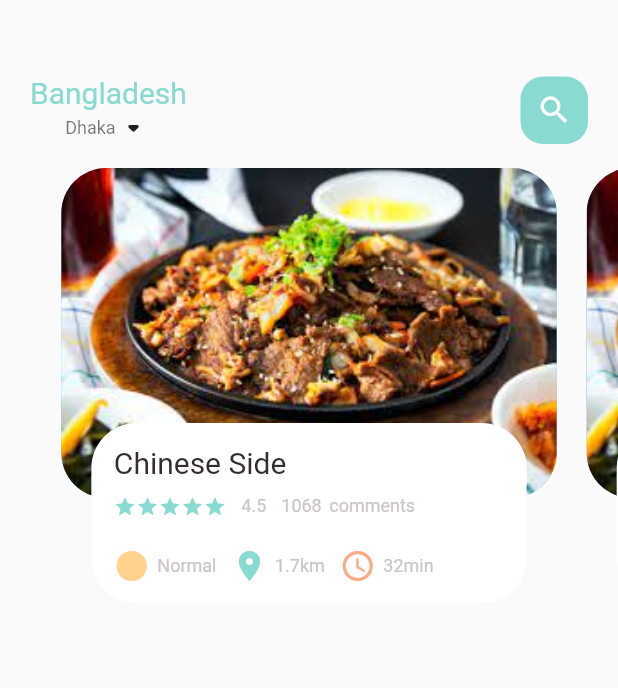
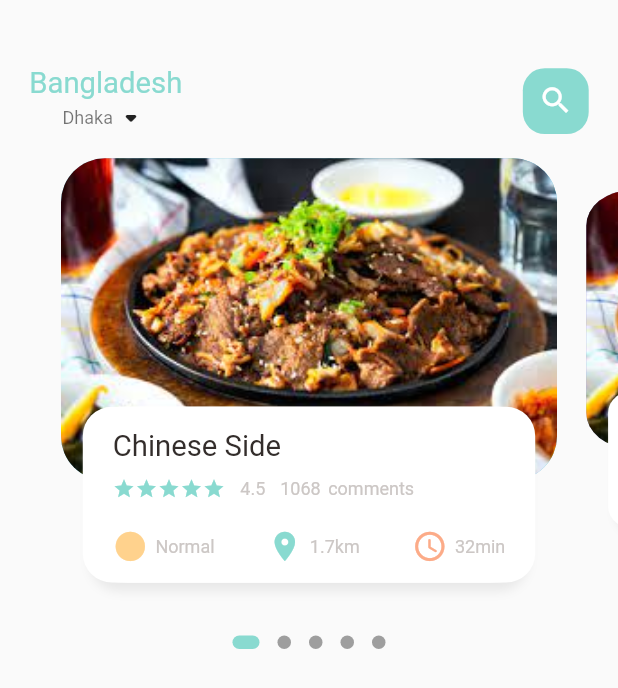
Before and after one commit to Md-Shadiuzzaman-Khan/Food-Delivary-E-commerce-App, a Flutter app: the screen it shows after launch, on a phone screen of 412 x 824 dp. Shown: the top 688 px of the screen. Run offline on Flutter 3.47's test engine with Material 2 defaults, Android fonts, the phone set to English and light mode, and no system bars; drawn by our look-alikes of dots_indicator; our stand-ins replace get.

Commit message:
Initial commit
e-commerce app

```diff
--- a/lib/home/food_page_body.dart
+++ b/lib/home/food_page_body.dart
@@ -1,6 +1,9 @@
+
+import 'package:dots_indicator/dots_indicator.dart';
 import 'package:flutter/cupertino.dart';
 import 'package:flutter/material.dart';
 import 'package:food_delivary_app/utils/colors.dart';
+import 'package:food_delivary_app/utils/dimensions.dart';
 import 'package:food_delivary_app/widgets/big_text.dart';
 import 'package:food_delivary_app/widgets/icon_and_text_widget.dart';
 import 'package:food_delivary_app/widgets/small_text.dart';
@@ -14,26 +17,79 @@ class FoodPageBody extends StatefulWidget {
 
 class _FoodPageBodyState extends State<FoodPageBody> {
   PageController pageController = PageController(viewportFraction: 0.85);
+  var _currPageValue = 0.0;
+  double _scaleFactor = 0.8;
+  double _height = Dimensions.pageViewController;
+  @override
+  void initState(){
+    super.initState();
+    pageController.addListener(() {
+      setState(() {
+        _currPageValue = pageController.page!;
+      });
+    });
+  }
+
+  @override
+  void dispose(){
+    pageController.dispose();
+  }
+
   @override
   Widget build(BuildContext context) {
-    return Container(
-      height: 320,
+    return Column(
+      children: [
+        Container(
+          height: Dimensions.pageView,
           child: PageView.builder(
               controller: pageController,
               itemCount: 5,
               itemBuilder: (context, position){
                 return _buildPageItem(position);
               }),
+            ),
+        new DotsIndicator(
+          dotsCount: 5,
+          position: _currPageValue,
+          decorator: DotsDecorator(
+          activeColor: AppColors.mainColor,
+          size: const Size.square(9.0),
+          activeSize: const Size(18.0, 9.0),
+          activeShape: RoundedRectangleBorder(borderRadius: BorderRadius.circular(5.0)),
+          ),
+        ),
+      ],
     );
 }
   Widget _buildPageItem(int index) {
-        return Stack(
+        Matrix4 matrix = new Matrix4.identity();
+        if(index==_currPageValue.floor()){
+          var currScale = 1-(_currPageValue-index)*(1-_scaleFactor);
+          var currTrans = _height*(1-currScale)/2;
+          matrix = Matrix4.diagonal3Values(1, currScale, 1)..setTranslationRaw(0, currTrans, 0);
+        }else if(index==_currPageValue.floor()+1){
+          var currScale = _scaleFactor+(_currPageValue-index+1)*(1-_scaleFactor);
+          var currTrans = _height*(1-currScale)/2;
+          matrix = Matrix4.diagonal3Values(1, currScale, 1);
+          matrix = Matrix4.diagonal3Values(1, currScale, 1)..setTranslationRaw(0, currTrans, 0);
+        }else if(index==_currPageValue.floor()-1){
+          var currScale = 1-(_currPageValue-index)*(1-_scaleFactor);
+          var currTrans = _height*(1-currScale)/2;
+          matrix = Matrix4.diagonal3Values(1, currScale, 1);
+          matrix = Matrix4.diagonal3Values(1, currScale, 1)..setTranslationRaw(0, currTrans, 0);
+        }else{
+          var currScale=0.8;
+          matrix = Matrix4.diagonal3Values(1, currScale, 1)..setTranslationRaw(0, _height*(1-_scaleFactor)/2, 0);
+        }
+        return Transform(
+          transform: matrix,
+          child: Stack(
             children: [
               Container(
-              height: 220,
-              margin: EdgeInsets.only(left: 10, right: 10),
+                height: Dimensions.pageViewController,
+                margin: EdgeInsets.only(left: Dimensions.width10, right: Dimensions.width10),
                 decoration: BoxDecoration(
-                borderRadius: BorderRadius.circular(30),
+                  borderRadius: BorderRadius.circular(Dimensions.radius30),
                   color: index.isEven ? Color(0xFF69c5df) : Color(0xFF9294cc),
                   image: DecorationImage(
                     fit: BoxFit.cover,
@@ -46,19 +102,34 @@ class _FoodPageBodyState extends State<FoodPageBody> {
               Align(
                 alignment: Alignment.bottomCenter,
                 child: Container(
-                height: 120,
-                margin: EdgeInsets.only(left: 30, right: 30, bottom: 30),
+                  height: Dimensions.pageViewTextController,
+                  margin: EdgeInsets.only(left: Dimensions.width30, right: Dimensions.width30, bottom: Dimensions.height30),
                   decoration: BoxDecoration(
-                  borderRadius: BorderRadius.circular(30),
+                    borderRadius: BorderRadius.circular(Dimensions.radius20),
                     color: Colors.white,
+                    boxShadow: [
+                      BoxShadow(
+                        color: Color(0xFFe8e8e8),
+                        blurRadius: 5.0,
+                        offset: Offset(0, 5),
+                      ),
+                      BoxShadow(
+                        color: Colors.white,
+                        offset: Offset(-5, 0),
+                      ),
+                      BoxShadow(
+                        color: Colors.white,
+                        offset: Offset(5, 0),
+                      ),
+                    ],
                   ),
                   child: Container(
-                  padding: EdgeInsets.only(top: 15, left: 15, right: 15),
+                    padding: EdgeInsets.only(top: Dimensions.height15, left: 15, right: 15),
                     child: Column(
                       crossAxisAlignment: CrossAxisAlignment.start,
                       children: [
                         Bigtext(text: "Chinese Side"),
-                      SizedBox(height: 10,),
+                        SizedBox(height: Dimensions.height10,),
                         Row(
                           children: [
                             Wrap(
@@ -72,13 +143,14 @@ class _FoodPageBodyState extends State<FoodPageBody> {
                             SmallText(text: "comments"),
                           ],
                         ),
-                      SizedBox(height: 20,),
+                        SizedBox(height: Dimensions.height20,),
                         Row(
+                          mainAxisAlignment: MainAxisAlignment.spaceBetween,
                           children: [
                             IconAndTextWidget(icon: Icons.circle_sharp, text: "Normal", iconColor: AppColors.iconColor1),
-                          SizedBox(width: 10,),
+
                             IconAndTextWidget(icon: Icons.location_on, text: "1.7km", iconColor: AppColors.mainColor),
-                          SizedBox(width: 10,),
+
                             IconAndTextWidget(icon: Icons.access_time_rounded, text: "32min", iconColor: AppColors.iconColor2),
                           ],
                         ),
@@ -88,6 +160,7 @@ class _FoodPageBodyState extends State<FoodPageBody> {
                 ),
               ),
             ],
+          ),
         );
   }
 }
--- a/lib/home/main_food_page.dart
+++ b/lib/home/main_food_page.dart
@@ -2,6 +2,7 @@ import 'package:flutter/cupertino.dart';
 import 'package:flutter/material.dart';
 import 'package:food_delivary_app/home/food_page_body.dart';
 import 'package:food_delivary_app/utils/colors.dart';
+import 'package:food_delivary_app/utils/dimensions.dart';
 import 'package:food_delivary_app/widgets/big_text.dart';
 import 'package:food_delivary_app/widgets/small_text.dart';
 
@@ -20,8 +21,8 @@ class _MainFoodPageState extends State<MainFoodPage> {
         children: [
           Container(
             child: Container(
-              margin: EdgeInsets.only(top: 50, bottom: 15),
-              padding: EdgeInsets.only(left: 20, right: 20),
+              margin: EdgeInsets.only(top: Dimensions.height45, bottom: Dimensions.height15),
+              padding: EdgeInsets.only(left: Dimensions.width20, right: Dimensions.width20),
               child: Row(
                 mainAxisAlignment: MainAxisAlignment.spaceBetween,
                 children: [
@@ -38,11 +39,11 @@ class _MainFoodPageState extends State<MainFoodPage> {
                   ),
                   Center(
                     child: Container(
-                      width: 45,
-                      height: 45,
-                      child: Icon(Icons.search, color: Colors.white,),
+                      width: Dimensions.height45,
+                      height: Dimensions.height45,
+                      child: Icon(Icons.search, color: Colors.white, size: Dimensions.iconSize24,),
                       decoration: BoxDecoration(
-                        borderRadius: BorderRadius.circular(15),
+                        borderRadius: BorderRadius.circular(Dimensions.radius15),
                         color: AppColors.mainColor,
                       ),
                     ),
--- a/lib/main.dart
+++ b/lib/main.dart
@@ -1,5 +1,7 @@
 import 'package:flutter/material.dart';
 import 'package:food_delivary_app/home/main_food_page.dart';
+import 'package:get/get_navigation/src/root/get_material_app.dart';
+import 'package:get/get.dart';
 
 void main() {
   runApp(const MyApp());
@@ -11,7 +13,7 @@ class MyApp extends StatelessWidget {
   // This widget is the root of your application.
   @override
   Widget build(BuildContext context) {
-    return MaterialApp(
+    return GetMaterialApp(
       debugShowCheckedModeBanner: false,
       title: 'Flutter Demo',
       theme: ThemeData(
--- /dev/null
+++ b/lib/utils/dimensions.dart
@@ -0,0 +1,35 @@
+import 'package:get/get.dart';
+
+class Dimensions{
+  static double screenHeight = Get.context!.height;
+  static double screenWidth = Get.context!.width;
+
+  //page views
+  static double pageView = screenHeight/2.64;
+  static double pageViewController = screenHeight/3.84;
+  static double pageViewTextController = screenHeight/7.03;
+
+  //dynamic height padding and margin
+  static double height10 = screenHeight/84.4;
+  static double height15 = screenHeight/56.27;
+  static double height20 = screenHeight/42.2;
+  static double height30 = screenHeight/28.13;
+  static double height45 = screenHeight/18.76;
+
+  //dynamic width padding and margin
+  static double width10 = screenHeight/84.4;
+  static double width15 = screenHeight/56.27;
+  static double width20 = screenHeight/42.2;
+  static double width30 = screenHeight/28.13;
+
+  //fonts
+  static double font20 = screenHeight/42.2;
+
+  //radius
+  static double radius15 = screenHeight/56.27;
+  static double radius20 = screenHeight/42.2;
+  static double radius30 = screenHeight/28.13;
+
+  //icon size
+  static double iconSize24 = screenHeight/35.17;
+}
--- a/lib/widgets/big_text.dart
+++ b/lib/widgets/big_text.dart
@@ -1,4 +1,6 @@
 import 'package:flutter/cupertino.dart';
+
+import '../utils/dimensions.dart';
 
 class Bigtext extends StatelessWidget {
   Color? color;
@@ -8,7 +10,7 @@ class Bigtext extends StatelessWidget {
   Bigtext({Key? key,
     this.color = const Color(0xFF332d2b),
     required this.text,
-    this.size = 20,
+    this.size = 0,
     this.overflow = TextOverflow.ellipsis,
   }) : super(key: key);
 
@@ -21,7 +23,7 @@ class Bigtext extends StatelessWidget {
       style: TextStyle(
         fontFamily: 'Roboto',
         color: color,
-        fontSize: size,
+        fontSize: size==0?Dimensions.font20:size,
         fontWeight: FontWeight.w400,
       ),
     );
--- a/lib/widgets/icon_and_text_widget.dart
+++ b/lib/widgets/icon_and_text_widget.dart
@@ -1,4 +1,5 @@
 import 'package:flutter/cupertino.dart';
+import 'package:food_delivary_app/utils/dimensions.dart';
 import 'package:food_delivary_app/widgets/small_text.dart';
 
 class IconAndTextWidget extends StatelessWidget {
@@ -15,7 +16,7 @@ class IconAndTextWidget extends StatelessWidget {
   Widget build(BuildContext context) {
     return Row(
       children: [
-        Icon(icon, color: iconColor,),
+        Icon(icon, color: iconColor, size: Dimensions.iconSize24,),
         SizedBox(width: 5,),
         SmallText(text: text,),
       ],
--- a/pubspec.yaml
+++ b/pubspec.yaml
@@ -30,6 +30,8 @@ environment:
 dependencies:
   flutter:
     sdk: flutter
+  get: ^4.1.4
+  dots_indicator: ^2.1.0
 
 
   # The following adds the Cupertino Icons font to your application.
```
Also changed, not shown: pubspec.lock. Lines whose indentation alone changed are shown as unchanged.
